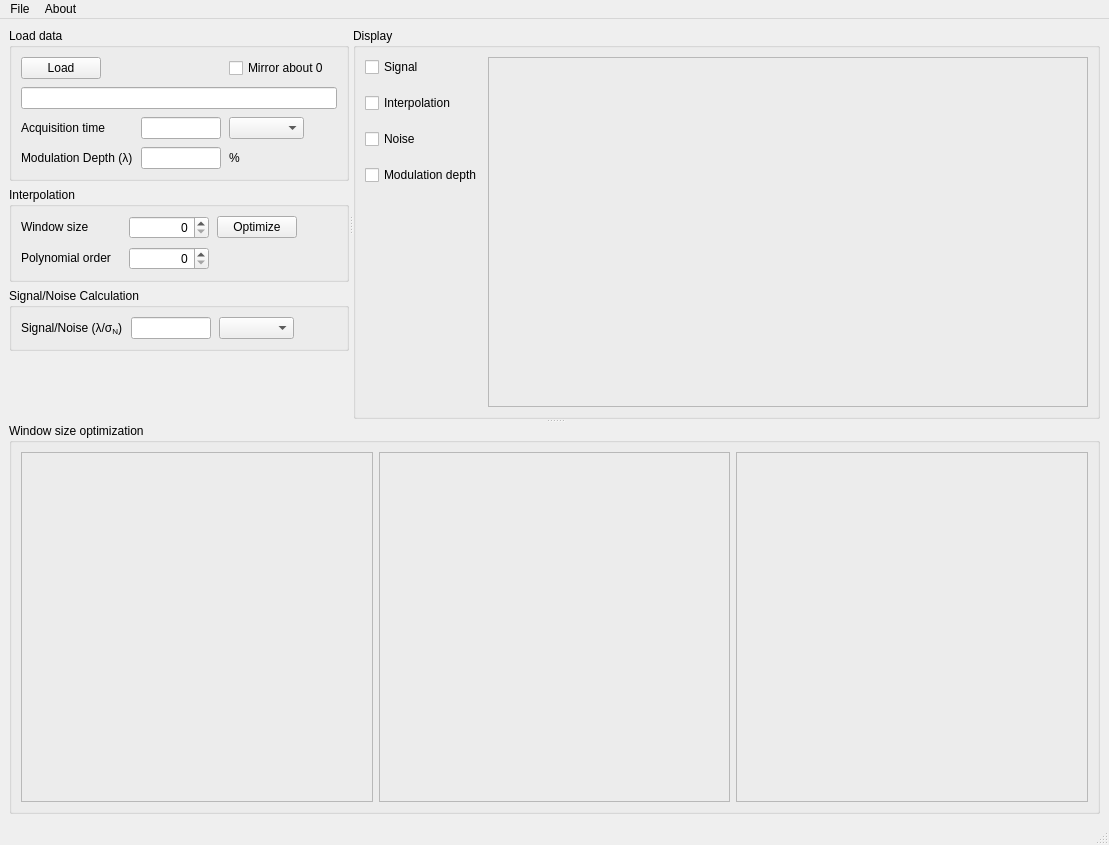
Above: source_code/resources/main_view_ui.ui from dinarabdullin/SnrCalculator before the change. Below: the same form after it.
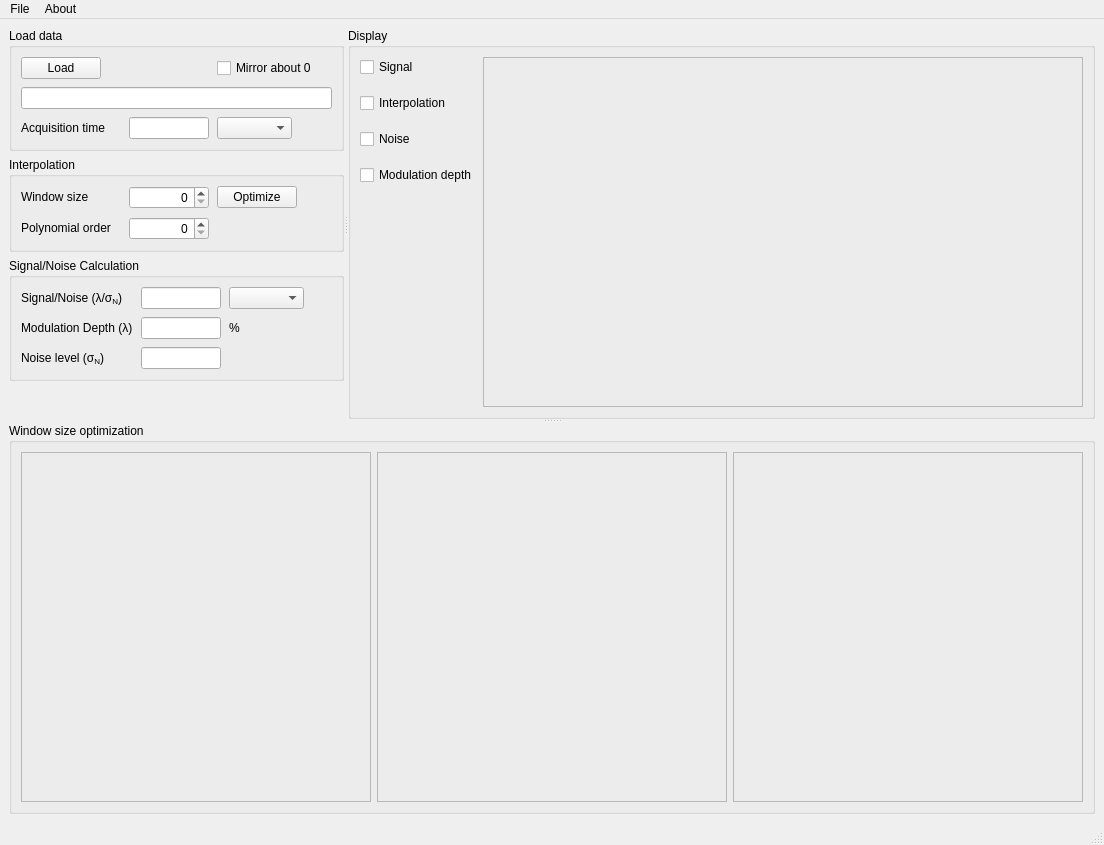
That is the form after the change.

```diff
--- a/source_code/resources/main_view_ui.ui
+++ b/source_code/resources/main_view_ui.ui
@@ -200,63 +200,6 @@
                 </property>
                </spacer>
               </item>
-              <item row="4" column="0">
-               <widget class="QLabel" name="label_modulation_depth">
-                <property name="sizePolicy">
-                 <sizepolicy hsizetype="Fixed" vsizetype="Fixed">
-                  <horstretch>0</horstretch>
-                  <verstretch>0</verstretch>
-                 </sizepolicy>
-                </property>
-                <property name="font">
-                 <font>
-                  <weight>50</weight>
-                  <bold>false</bold>
-                 </font>
-                </property>
-                <property name="text">
-                 <string>Modulation Depth (λ)</string>
-                </property>
-               </widget>
-              </item>
-              <item row="4" column="1">
-               <widget class="QLineEdit" name="lineEdit_modulation_depth">
-                <property name="sizePolicy">
-                 <sizepolicy hsizetype="Fixed" vsizetype="Fixed">
-                  <horstretch>0</horstretch>
-                  <verstretch>0</verstretch>
-                 </sizepolicy>
-                </property>
-                <property name="maximumSize">
-                 <size>
-                  <width>80</width>
-                  <height>16777215</height>
-                 </size>
-                </property>
-                <property name="alignment">
-                 <set>Qt::AlignRight|Qt::AlignTrailing|Qt::AlignVCenter</set>
-                </property>
-               </widget>
-              </item>
-              <item row="4" column="2">
-               <widget class="QLabel" name="label">
-                <property name="sizePolicy">
-                 <sizepolicy hsizetype="Fixed" vsizetype="Fixed">
-                  <horstretch>0</horstretch>
-                  <verstretch>0</verstretch>
-                 </sizepolicy>
-                </property>
-                <property name="font">
-                 <font>
-                  <weight>50</weight>
-                  <bold>false</bold>
-                 </font>
-                </property>
-                <property name="text">
-                 <string>%</string>
-                </property>
-               </widget>
-              </item>
              </layout>
             </item>
            </layout>
@@ -458,6 +401,35 @@
               <property name="spacing">
                <number>8</number>
               </property>
+              <item row="0" column="2">
+               <widget class="QComboBox" name="comboBox_snr">
+                <property name="sizePolicy">
+                 <sizepolicy hsizetype="Fixed" vsizetype="Fixed">
+                  <horstretch>0</horstretch>
+                  <verstretch>0</verstretch>
+                 </sizepolicy>
+                </property>
+                <property name="minimumSize">
+                 <size>
+                  <width>75</width>
+                  <height>0</height>
+                 </size>
+                </property>
+               </widget>
+              </item>
+              <item row="0" column="3">
+               <spacer name="horizontalSpacer_3">
+                <property name="orientation">
+                 <enum>Qt::Horizontal</enum>
+                </property>
+                <property name="sizeHint" stdset="0">
+                 <size>
+                  <width>40</width>
+                  <height>20</height>
+                 </size>
+                </property>
+               </spacer>
+              </item>
               <item row="0" column="1">
                <widget class="QLineEdit" name="lineEdit_snr">
                 <property name="sizePolicy">
@@ -505,8 +477,8 @@
                 </property>
                </widget>
               </item>
-              <item row="0" column="3">
-               <spacer name="horizontalSpacer_3">
+              <item row="2" column="3">
+               <spacer name="horizontalSpacer_7">
                 <property name="orientation">
                  <enum>Qt::Horizontal</enum>
                 </property>
@@ -518,22 +490,102 @@
                 </property>
                </spacer>
               </item>
-              <item row="0" column="2">
-               <widget class="QComboBox" name="comboBox_snr">
+              <item row="2" column="0">
+               <widget class="QLabel" name="label_noise_std">
+                <property name="text">
+                 <string>&lt;html&gt;&lt;head/&gt;&lt;body&gt;&lt;p&gt;Noise level (σ&lt;span style=&quot; vertical-align:sub;&quot;&gt;N&lt;/span&gt;)&lt;/p&gt;&lt;/body&gt;&lt;/html&gt;</string>
+                </property>
+               </widget>
+              </item>
+              <item row="2" column="1">
+               <widget class="QLineEdit" name="lineEdit_noise_std">
                 <property name="sizePolicy">
                  <sizepolicy hsizetype="Fixed" vsizetype="Fixed">
                   <horstretch>0</horstretch>
                   <verstretch>0</verstretch>
                  </sizepolicy>
                 </property>
-                <property name="minimumSize">
+                <property name="maximumSize">
                  <size>
-                  <width>75</width>
-                  <height>0</height>
+                  <width>80</width>
+                  <height>16777215</height>
                  </size>
                 </property>
+                <property name="alignment">
+                 <set>Qt::AlignRight|Qt::AlignTrailing|Qt::AlignVCenter</set>
+                </property>
                </widget>
               </item>
+              <item row="1" column="0">
+               <widget class="QLabel" name="label_modulation_depth">
+                <property name="sizePolicy">
+                 <sizepolicy hsizetype="Fixed" vsizetype="Fixed">
+                  <horstretch>0</horstretch>
+                  <verstretch>0</verstretch>
+                 </sizepolicy>
+                </property>
+                <property name="font">
+                 <font>
+                  <weight>50</weight>
+                  <bold>false</bold>
+                 </font>
+                </property>
+                <property name="text">
+                 <string>Modulation Depth (λ)</string>
+                </property>
+               </widget>
+              </item>
+              <item row="1" column="1">
+               <widget class="QLineEdit" name="lineEdit_modulation_depth">
+                <property name="sizePolicy">
+                 <sizepolicy hsizetype="Fixed" vsizetype="Fixed">
+                  <horstretch>0</horstretch>
+                  <verstretch>0</verstretch>
+                 </sizepolicy>
+                </property>
+                <property name="maximumSize">
+                 <size>
+                  <width>80</width>
+                  <height>16777215</height>
+                 </size>
+                </property>
+                <property name="alignment">
+                 <set>Qt::AlignRight|Qt::AlignTrailing|Qt::AlignVCenter</set>
+                </property>
+               </widget>
+              </item>
+              <item row="1" column="2">
+               <widget class="QLabel" name="label">
+                <property name="sizePolicy">
+                 <sizepolicy hsizetype="Fixed" vsizetype="Fixed">
+                  <horstretch>0</horstretch>
+                  <verstretch>0</verstretch>
+                 </sizepolicy>
+                </property>
+                <property name="font">
+                 <font>
+                  <weight>50</weight>
+                  <bold>false</bold>
+                 </font>
+                </property>
+                <property name="text">
+                 <string>%</string>
+                </property>
+               </widget>
+              </item>
+              <item row="1" column="3">
+               <spacer name="horizontalSpacer_8">
+                <property name="orientation">
+                 <enum>Qt::Horizontal</enum>
+                </property>
+                <property name="sizeHint" stdset="0">
+                 <size>
+                  <width>40</width>
+                  <height>20</height>
+                 </size>
+                </property>
+               </spacer>
+              </item>
              </layout>
             </item>
            </layout>
```
